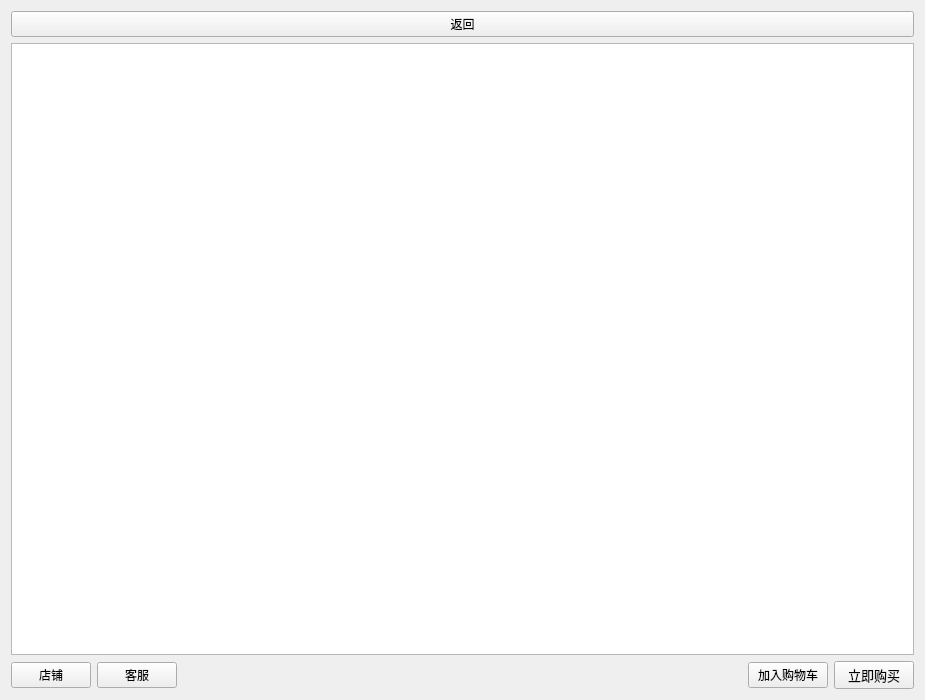
17636191639/SneakerClient, file subui/shoesdetailui.ui: the form before one commit.
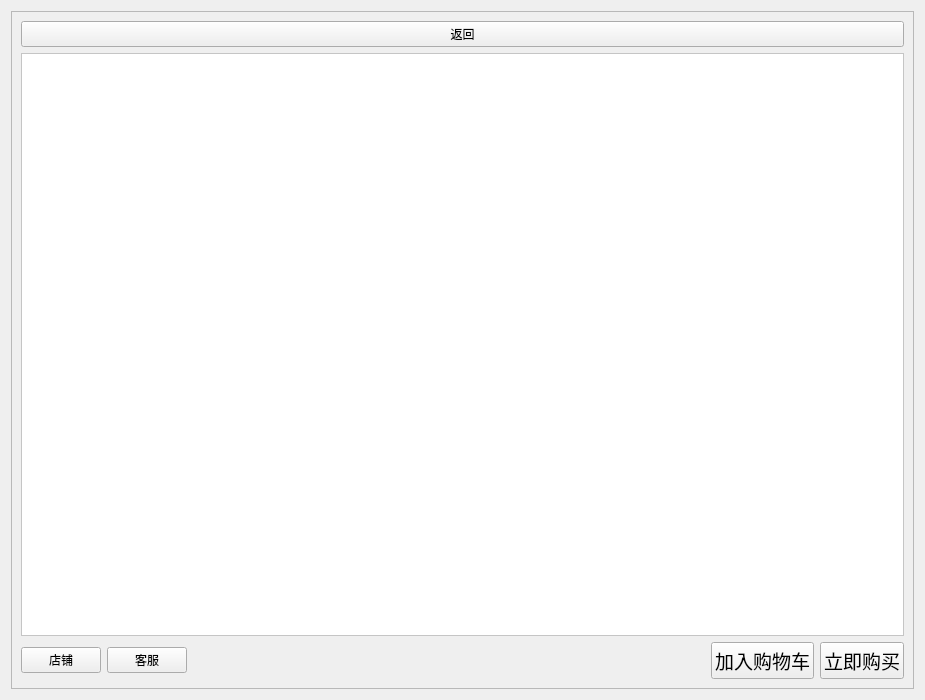
The form after the commit. Icons and pictures are not drawn.

The edit to the form file:
```diff
--- a/subui/shoesdetailui.ui
+++ b/subui/shoesdetailui.ui
@@ -13,8 +13,23 @@
   <property name="windowTitle">
    <string>Form</string>
   </property>
+  <property name="styleSheet">
+   <string notr="true"/>
+  </property>
   <layout class="QGridLayout" name="gridLayout_3">
    <item row="0" column="0">
+    <widget class="QFrame" name="frame">
+     <property name="styleSheet">
+      <string notr="true">QFrame#frame{border-image: url(:/icons/登录插图.png);}</string>
+     </property>
+     <property name="frameShape">
+      <enum>QFrame::StyledPanel</enum>
+     </property>
+     <property name="frameShadow">
+      <enum>QFrame::Raised</enum>
+     </property>
+     <layout class="QGridLayout" name="gridLayout_4">
+      <item row="0" column="0">
     <layout class="QGridLayout" name="gridLayout_2">
      <item row="1" column="0">
       <widget class="QListWidget" name="listWidget">
@@ -30,7 +45,9 @@
 QListWidget::item:selected { 
     border-radius: 5px;
     background-color: transparent;
-}</string>
+}
+QListWidget{background-color: rgb(255, 255, 255);}
+</string>
        </property>
       </widget>
      </item>
@@ -55,6 +72,7 @@
          <property name="font">
           <font>
            <family>黑体</family>
+              <pointsize>14</pointsize>
           </font>
          </property>
          <property name="text">
@@ -86,7 +104,7 @@
          <property name="font">
           <font>
            <family>黑体</family>
-           <pointsize>10</pointsize>
+              <pointsize>14</pointsize>
           </font>
          </property>
          <property name="text">
@@ -107,6 +125,9 @@
       </widget>
      </item>
     </layout>
+      </item>
+     </layout>
+    </widget>
    </item>
   </layout>
  </widget>
```
Left out of the diff: 2 changed lines with no effect on the pictures. Lines whose indentation alone changed are shown as unchanged.
